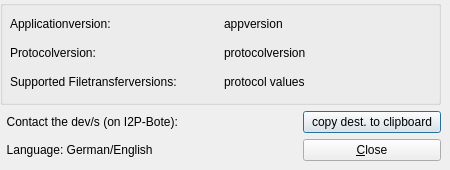
nonlin-lin-chaos-order-etc-etal/i2pchat, file src/gui/form_about.ui: the form before one commit.
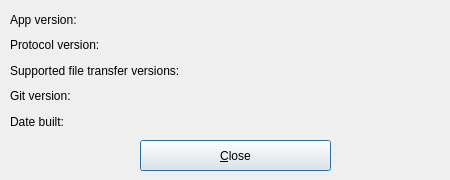
The form after the commit. Icons and pictures are not drawn.

Commit message: merged+modified about box tweaks + git version - merged http://git.repo.i2p/w/I2P-Messenger-QT.git/commitdiff/fd8c7a777cbc980adc7bf0ac1fa937c578faa629

What changed in the file:
```diff
--- a/src/gui/form_about.ui
+++ b/src/gui/form_about.ui
@@ -10,11 +10,11 @@
     <x>0</x>
     <y>0</y>
     <width>450</width>
-    <height>170</height>
+    <height>180</height>
    </rect>
   </property>
   <property name="sizePolicy">
-   <sizepolicy hsizetype="Fixed" vsizetype="Fixed">
+   <sizepolicy hsizetype="MinimumExpanding" vsizetype="MinimumExpanding">
     <horstretch>0</horstretch>
     <verstretch>0</verstretch>
    </sizepolicy>
@@ -22,13 +22,13 @@
   <property name="minimumSize">
    <size>
     <width>450</width>
-    <height>170</height>
+    <height>180</height>
    </size>
   </property>
   <property name="maximumSize">
    <size>
     <width>450</width>
-    <height>170</height>
+    <height>258</height>
    </size>
   </property>
   <property name="sizeIncrement">
@@ -53,100 +53,128 @@
   <widget class="QWidget" name="layoutWidget">
    <property name="geometry">
     <rect>
-     <x>0</x>
-     <y>0</y>
-     <width>441</width>
+     <x>10</x>
+     <y>10</y>
+     <width>431</width>
      <height>161</height>
     </rect>
    </property>
    <layout class="QGridLayout" name="gridLayout">
-    <item row="0" column="0" colspan="3">
-     <widget class="QGroupBox" name="groupBox">
-      <property name="title">
-       <string/>
+    <property name="sizeConstraint">
+     <enum>QLayout::SetDefaultConstraint</enum>
+    </property>
+    <property name="spacing">
+     <number>0</number>
+    </property>
+    <item row="0" column="0">
+     <widget class="QWidget" name="widget" native="true">
+      <property name="sizePolicy">
+       <sizepolicy hsizetype="MinimumExpanding" vsizetype="MinimumExpanding">
+        <horstretch>0</horstretch>
+        <verstretch>0</verstretch>
+       </sizepolicy>
       </property>
-      <widget class="QWidget" name="layoutWidget">
+      <widget class="QWidget" name="layoutWidget1">
        <property name="geometry">
         <rect>
-         <x>10</x>
-         <y>12</y>
-         <width>421</width>
-         <height>81</height>
+         <x>0</x>
+         <y>0</y>
+         <width>431</width>
+         <height>121</height>
         </rect>
        </property>
        <layout class="QGridLayout" name="gridLayout_2">
         <item row="0" column="0">
          <widget class="QLabel" name="label">
           <property name="text">
-           <string>Applicationversion:</string>
+           <string>App version:</string>
           </property>
          </widget>
         </item>
         <item row="0" column="1">
          <widget class="QLabel" name="label_9">
           <property name="text">
-           <string>appversion</string>
+           <string>&lt;app version&gt;</string>
           </property>
          </widget>
         </item>
         <item row="1" column="0">
          <widget class="QLabel" name="label_2">
           <property name="text">
-           <string>Protocolversion:</string>
+           <string>Protocol version:</string>
           </property>
          </widget>
         </item>
         <item row="1" column="1">
          <widget class="QLabel" name="label_10">
           <property name="text">
-           <string>protocolversion</string>
+           <string>&lt;protocol version&gt;</string>
           </property>
          </widget>
         </item>
         <item row="2" column="0">
          <widget class="QLabel" name="label_6">
           <property name="text">
-           <string>Supported Filetransferversions:</string>
+           <string>Supported file transfer versions:</string>
           </property>
          </widget>
         </item>
         <item row="2" column="1">
          <widget class="QLabel" name="label_supportedVersion">
           <property name="text">
-           <string>protocol values</string>
+           <string>&lt;protocol values&gt;</string>
+          </property>
+         </widget>
+        </item>
+        <item row="3" column="0">
+         <widget class="QLabel" name="label_5">
+          <property name="text">
+           <string>Git version:</string>
+          </property>
+         </widget>
+        </item>
+        <item row="3" column="1">
+         <widget class="QLabel" name="label_git">
+          <property name="text">
+           <string>&lt;git version&gt;</string>
+          </property>
+         </widget>
+        </item>
+        <item row="4" column="0">
+         <widget class="QLabel" name="label_7">
+          <property name="text">
+           <string>Date built:</string>
+          </property>
+         </widget>
+        </item>
+        <item row="4" column="1">
+         <widget class="QLabel" name="label_dateCompile">
+          <property name="text">
+           <string>&lt;date built&gt;</string>
           </property>
          </widget>
         </item>
        </layout>
       </widget>
-     </widget>
-    </item>
-    <item row="1" column="0" colspan="2">
-     <widget class="QLabel" name="label_3">
-      <property name="text">
-       <string>  Contact the dev/s (on I2P-Bote):</string>
-      </property>
-     </widget>
-    </item>
-    <item row="1" column="2">
-     <widget class="QPushButton" name="cmd_destCopy">
-      <property name="text">
-       <string>copy dest. to clipboard</string>
-      </property>
-     </widget>
-    </item>
-    <item row="2" column="0">
-     <widget class="QLabel" name="label_4">
-      <property name="text">
-       <string>  Language: German/English</string>
-      </property>
-     </widget>
-    </item>
-    <item row="2" column="2">
-     <widget class="QPushButton" name="cmd_close">
-      <property name="text">
-       <string>&amp;Close</string>
-      </property>
+      <widget class="QPushButton" name="cmd_close">
+       <property name="geometry">
+        <rect>
+         <x>130</x>
+         <y>130</y>
+         <width>191</width>
+         <height>31</height>
+        </rect>
+       </property>
+       <property name="sizePolicy">
+        <sizepolicy hsizetype="MinimumExpanding" vsizetype="MinimumExpanding">
+         <horstretch>0</horstretch>
+         <verstretch>0</verstretch>
+        </sizepolicy>
+       </property>
+       <property name="text">
+        <string>&amp;Close</string>
+       </property>
+      </widget>
      </widget>
     </item>
    </layout>
```
The commit also changes 5 other files.
